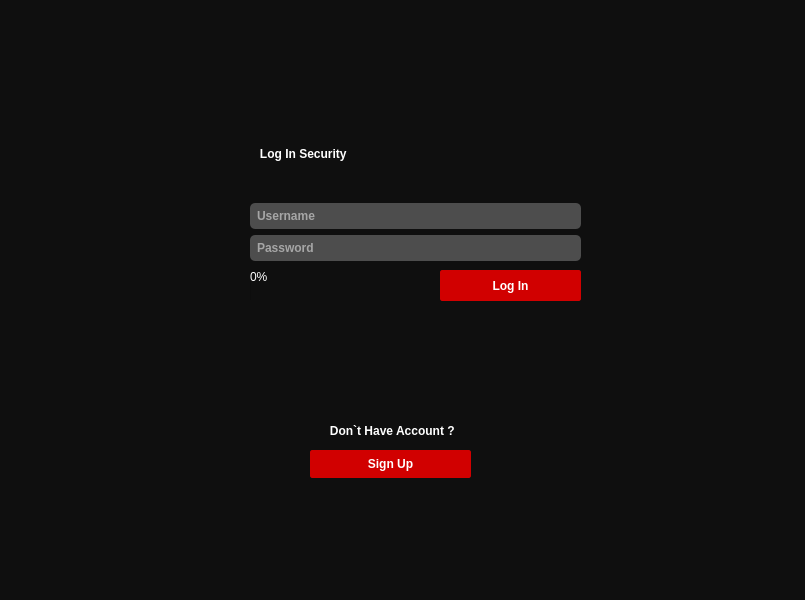
Pouyaamini123/Messenger_smile_20, file mainwindow.ui: the form before one commit.
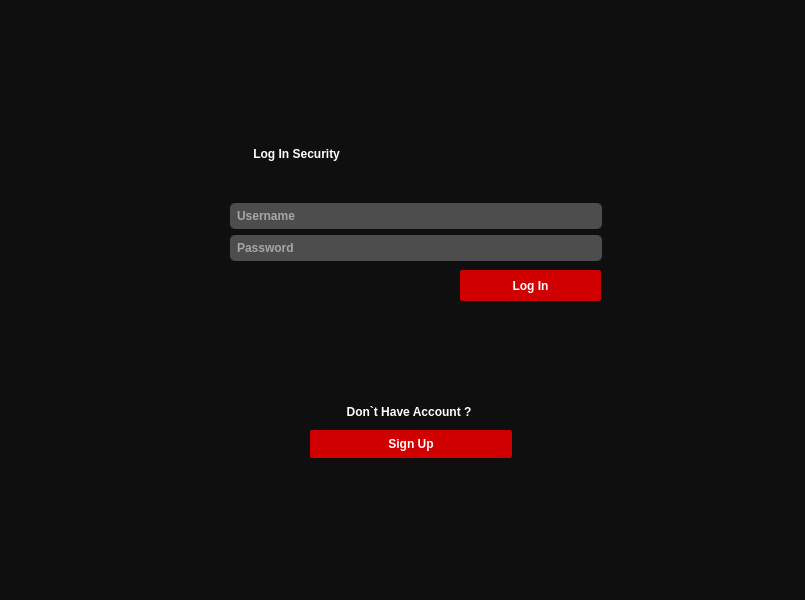
The form after the commit. Icons and pictures are not drawn.

Patch:
```diff
--- a/mainwindow.ui
+++ b/mainwindow.ui
@@ -223,39 +223,10 @@
 </string>
   </property>
   <widget class="QWidget" name="centralwidget">
-   <widget class="QPushButton" name="pushButton">
-    <property name="geometry">
-     <rect>
-      <x>310</x>
-      <y>450</y>
-      <width>161</width>
-      <height>28</height>
-     </rect>
-    </property>
-    <property name="text">
-     <string>Sign Up</string>
-    </property>
-   </widget>
-   <widget class="QLabel" name="label">
-    <property name="geometry">
-     <rect>
-      <x>250</x>
-      <y>410</y>
-      <width>279</width>
-      <height>41</height>
-     </rect>
-    </property>
-    <property name="layoutDirection">
-     <enum>Qt::RightToLeft</enum>
-    </property>
-    <property name="text">
-     <string>                        Don`t Have Account ?</string>
-    </property>
-   </widget>
    <widget class="QPushButton" name="pushButton_2">
     <property name="geometry">
      <rect>
-      <x>440</x>
+      <x>460</x>
       <y>270</y>
       <width>141</width>
       <height>31</height>
@@ -268,9 +239,9 @@
    <widget class="QWidget" name="verticalLayoutWidget">
     <property name="geometry">
      <rect>
-      <x>250</x>
+      <x>230</x>
       <y>110</y>
-      <width>331</width>
+      <width>372</width>
       <height>151</height>
      </rect>
     </property>
@@ -282,7 +253,7 @@
 font: 700 24pt &quot;Segoe UI&quot;;</string>
        </property>
        <property name="text">
-        <string>   Log In Security</string>
+        <string>       Log In Security</string>
        </property>
       </widget>
      </item>
@@ -323,14 +294,46 @@
    <widget class="QProgressBar" name="progressBar">
     <property name="geometry">
      <rect>
-      <x>250</x>
+      <x>230</x>
       <y>270</y>
-      <width>171</width>
+      <width>221</width>
       <height>31</height>
      </rect>
     </property>
     <property name="value">
      <number>0</number>
+    </property>
+    <property name="textVisible">
+     <bool>false</bool>
+    </property>
+   </widget>
+   <widget class="QLabel" name="label">
+    <property name="geometry">
+     <rect>
+      <x>300</x>
+      <y>390</y>
+      <width>211</width>
+      <height>43</height>
+     </rect>
+    </property>
+    <property name="layoutDirection">
+     <enum>Qt::RightToLeft</enum>
+    </property>
+    <property name="text">
+     <string>              Don`t Have Account ?</string>
+    </property>
+   </widget>
+   <widget class="QPushButton" name="pushButton">
+    <property name="geometry">
+     <rect>
+      <x>310</x>
+      <y>430</y>
+      <width>202</width>
+      <height>28</height>
+     </rect>
+    </property>
+    <property name="text">
+     <string>Sign Up</string>
     </property>
    </widget>
   </widget>
```
Left out of the diff: 4 changed lines with no effect on the pictures.
